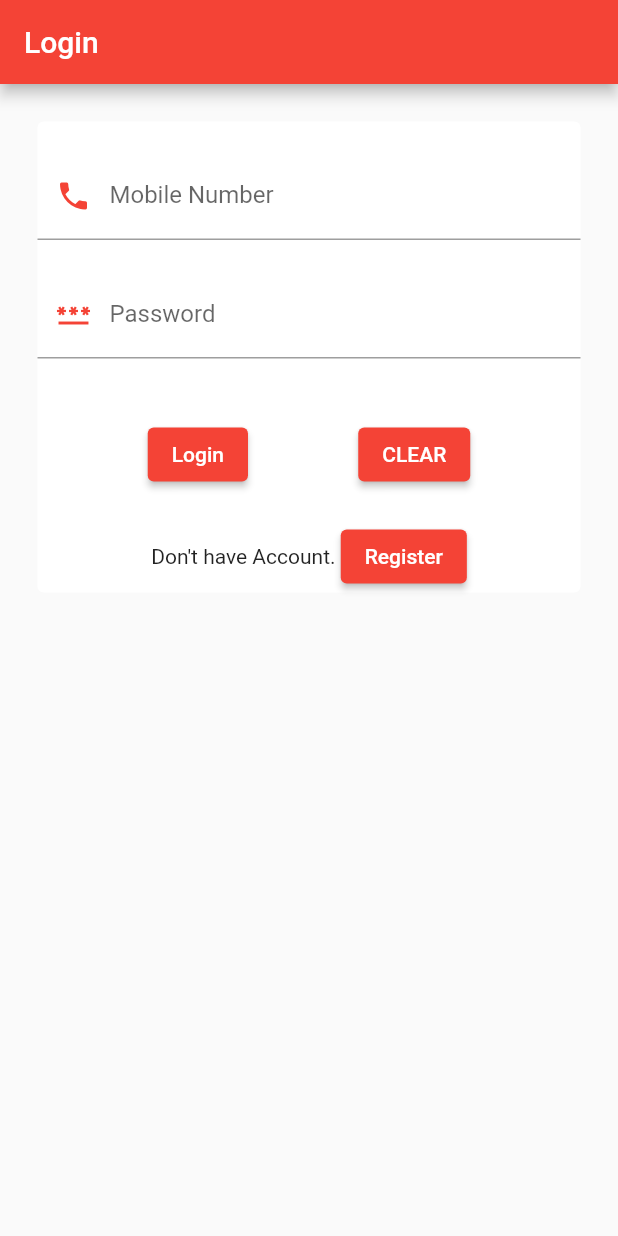
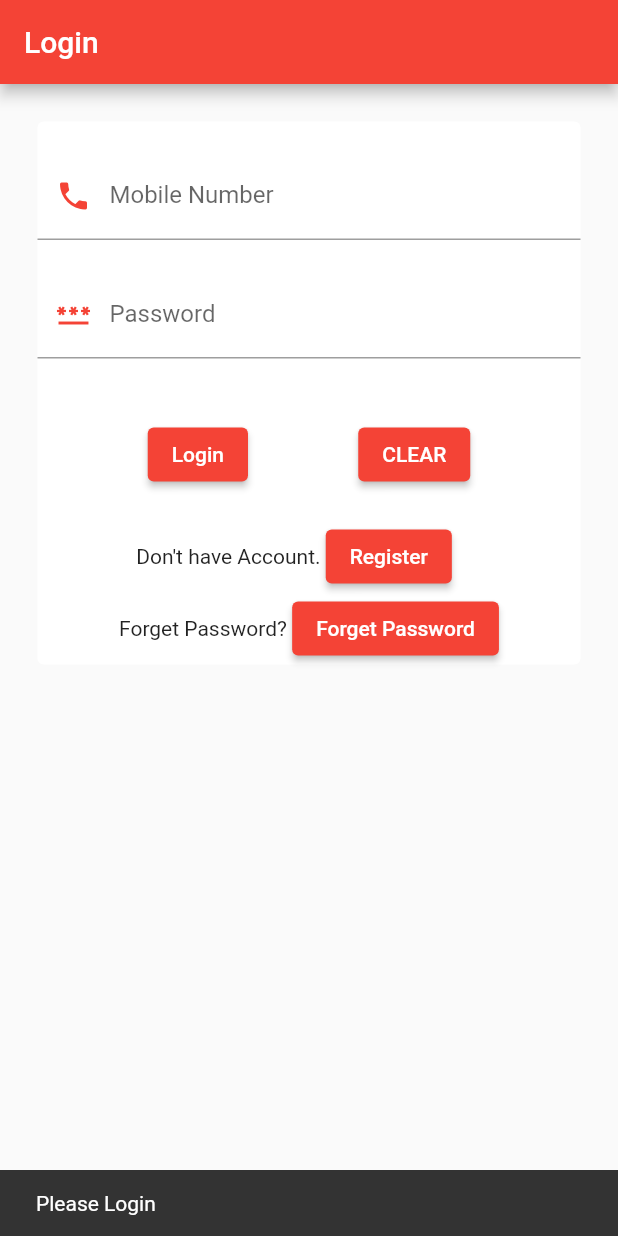
Before and after one commit to balasubramani890/budgettrack, a Flutter app: the screen it shows after launch, after a tap on "Login", on a phone screen of 412 x 824 dp. Run offline on Flutter 3.47's test engine with Material 2 defaults, Android fonts, the phone set to English and light mode, and no system bars; network calls fail.

Commit message:
Forget Password Completed

```diff
--- a/lib/model/loginModel.dart
+++ b/lib/model/loginModel.dart
@@ -2,6 +2,7 @@ class LoginModel
 {
   String? customerMobile;
   String? password;
+
 
   LoginModel({
     required this.customerMobile,
--- a/lib/screen/loginpage.dart
+++ b/lib/screen/loginpage.dart
@@ -1,5 +1,6 @@
 import 'dart:convert';
 import 'package:budgettrack/controller/loginController.dart';
+import 'package:budgettrack/screen/dashboard.dart';
 import 'package:budgettrack/service/loginService.dart';
 import 'package:flutter/material.dart';
 import 'package:flutter/services.dart';
@@ -7,6 +8,7 @@ import 'package:budgettrack/screen/registrationpage.dart';
 import 'package:http/http.dart' as http;
 
 import '../model/loginModel.dart';
+import 'forgetPasswordPage.dart';
 
 class LoginPage extends StatefulWidget {
   const LoginPage({Key? key}) : super(key: key);
@@ -67,10 +69,10 @@ class _LoginPageState extends State<LoginPage> {
                     padding: EdgeInsets.all(10.0)
                 ),
                 TextFormField(
-                  decoration: InputDecoration(
+                  decoration: const InputDecoration(
                     labelText: 'Password',
                     hintText: 'Enter Password',
-                    prefixIcon: const Icon(Icons.password, color: Colors.red,),
+                    prefixIcon: Icon(Icons.password, color: Colors.red,),
                   ),
                   controller: loginController.passwordController,
                   validator: (value) {
@@ -102,7 +104,26 @@ class _LoginPageState extends State<LoginPage> {
                             );
 
                             final result = await loginService.loginUser(loginData);
+                            print('Change page $result');
+
+                            if(result != null && int.tryParse(result) != null && int.parse(result) > 0)
+                              {
+                                Navigator.push(context,
+                                  MaterialPageRoute(
+                                      builder: (context)=>Dashboard()
+                                  ),
+                                );
+                              }
+                            else{
+                              ScaffoldMessenger.of(context).showSnackBar(SnackBar(
+                                content: Text('Please Login'),
+                              ));
+
+                            }
+
                             print("Result : $result");
+                            clearData();
+
                           }
                       }),
 
@@ -120,25 +141,53 @@ class _LoginPageState extends State<LoginPage> {
                     padding: EdgeInsets.all(10.0)
                 ),
 
-                Row(
-                  mainAxisAlignment: MainAxisAlignment.center,
-                  children: <Widget>[
-                    const Text('Don\'t have Account. '),
+                SingleChildScrollView(
+                  scrollDirection: Axis.horizontal,
+                  child: Row(
+                    mainAxisAlignment: MainAxisAlignment.center,
+                    children: <Widget>[
+                      const Text('Don\'t have Account. '),
 
-                    ElevatedButton(
+                      ElevatedButton(
                         child: const Text('Register'),
-                        onPressed: (){
-                          Navigator.push(context,
+                        onPressed: () {
+                          Navigator.push(
+                            context,
                             MaterialPageRoute(
-                                builder: (context)=>RegistrationPage()
+                              builder: (context) => RegistrationPage(),
                             ),
                           );
-                        }
-                    )
+                          clearData();
+                        },
+                      ),
+                      const Padding(
+                        padding: EdgeInsets.all(10.0),
+                      ),
+                    ],
+                  ),
+                ),
 
+                SingleChildScrollView(
+                  scrollDirection: Axis.horizontal,
+                  child: Row(
+                    mainAxisAlignment: MainAxisAlignment.center,
+                    children: <Widget>[
+                      const Text('Forget Password? '),
 
-
-                  ],
+                      ElevatedButton(
+                        child: const Text('Forget Password'),
+                        onPressed: () {
+                          Navigator.push(
+                            context,
+                            MaterialPageRoute(
+                              builder: (context) => ForgetPasswordPage(),
+                            ),
+                          );
+                          clearData();
+                        },
+                      ),
+                    ],
+                  ),
                 )
 
               ],
--- a/lib/service/loginService.dart
+++ b/lib/service/loginService.dart
@@ -5,11 +5,12 @@ import 'package:http/http.dart' as http;
 
 class LoginService
 {
-  final String apiUrl = 'http://192.168.77.202:8080/api/registration/login';
+
 
   LoginModel loginModel = LoginModel(customerMobile: '', password: '');
 
   Future<String?> loginUser(LoginModel loginModel) async {
+    const String apiUrl = 'http://192.168.77.202:8080/api/registration/login';
     print("loginUser Method Started");
     try{
       print('$apiUrl?customerMobile=${loginModel.customerMobile}&password=${loginModel.password}');
@@ -20,9 +21,9 @@ class LoginService
 
         if (response != null && response.statusCode == 200) {
           print('Connection Status : OK');
-          String result = response.body;
-          print('Login Result: $result');
-          return result;
+          String customerId = response.body;
+          print('Login Result: $customerId');
+          return customerId;
         }
 
       else{
@@ -32,9 +33,38 @@ class LoginService
     }
     catch(e)
     {
-      print('Exception : $e');
+      print('Exception : loginUser : $e');
     }
+    return null;
 
   }
 
+  Future<String?> getForgottenPassword(String mobileNumber) async {
+    const String apiUrl = 'http://192.168.77.202:8080/api/registration/forgetpassword';
+    try {
+      final response = await http.get(Uri.parse(
+          '$apiUrl?customerMobile=${mobileNumber}'),
+          headers: <String, String>{'Content-Type': 'application/json'});
+
+      print('$apiUrl?customerMobile=${mobileNumber}');
+
+      if (response != null && response.statusCode == 200) {
+        print('Connection Status : OK');
+        String password = response.body;
+        print('Login Result: $password');
+        return password;
+      }
+
+      else {
+        print('Connection Status : NOT OK');
+        return "Invalid Mobile No or Password";
+      }
+    }
+    catch(e)
+    {
+      print('Exception : getForgottenPassword : $e');
+    }
+    return null;
+  }
+
 }
```
Also changed, not shown: lib/screen/dashboard.dart (added, +19 -0 lines), lib/screen/forgetPasswordPage.dart (added, +128 -0 lines).
